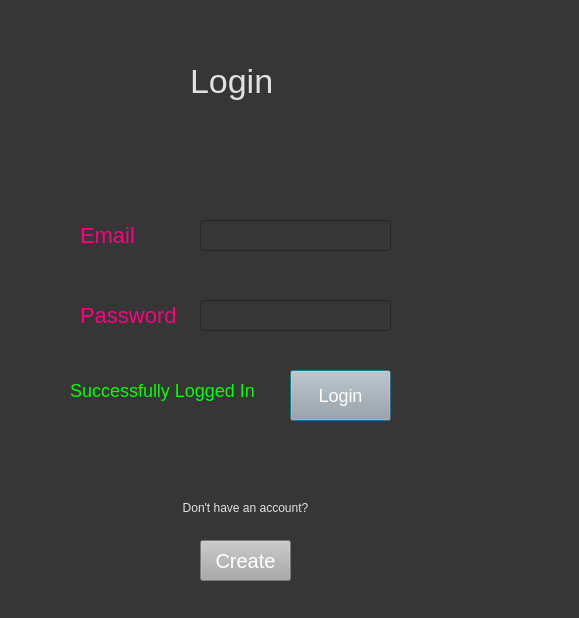
Above: Resource/login.ui from ayushkumar-25/Blood-Donation-Management-System before the change. Below: the same form after it.
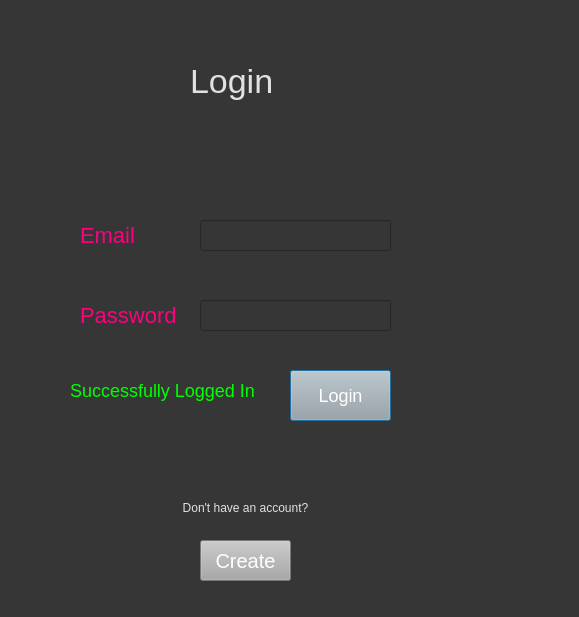
That is the form after the change.

Diff of the .ui file:
```diff
--- a/Resource/login.ui
+++ b/Resource/login.ui
@@ -7,7 +7,7 @@
     <x>0</x>
     <y>0</y>
     <width>579</width>
-    <height>618</height>
+    <height>617</height>
    </rect>
   </property>
   <property name="windowTitle">
```
